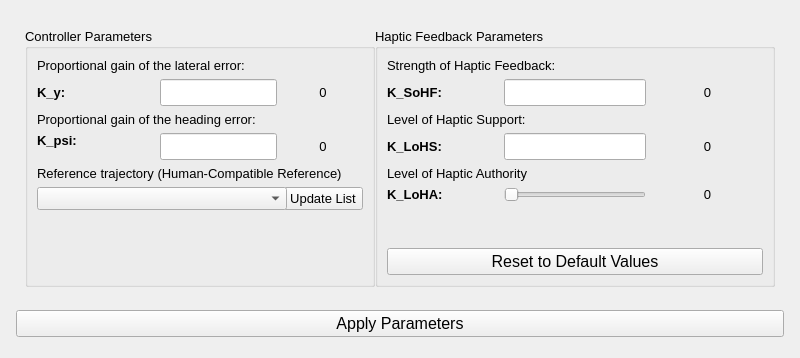
Before: the Qt Designer form modules/steeringwheelcontrol/action/swcontrollers/ui/fdca_tab.ui in tud-hri/joan, drawn with Qt 5.
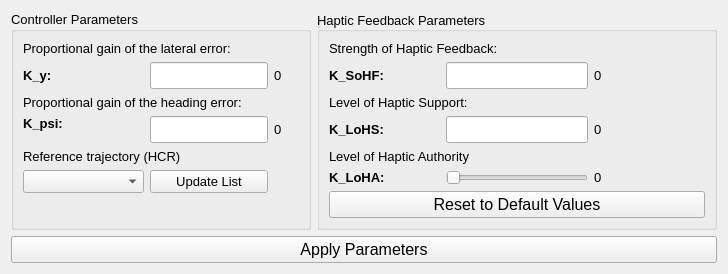
After: the same form once the commit is applied.

Diff of the .ui file:
```diff
--- a/modules/steeringwheelcontrol/action/swcontrollers/ui/fdca_tab.ui
+++ b/modules/steeringwheelcontrol/action/swcontrollers/ui/fdca_tab.ui
@@ -6,33 +6,51 @@
    <rect>
     <x>0</x>
     <y>0</y>
-    <width>800</width>
-    <height>358</height>
+    <width>724</width>
+    <height>272</height>
    </rect>
   </property>
   <property name="windowTitle">
    <string>Form</string>
   </property>
-  <layout class="QGridLayout" name="gridLayout_2">
-   <item row="1" column="1">
-    <widget class="QFrame" name="frame">
-     <property name="sizePolicy">
-      <sizepolicy hsizetype="Maximum" vsizetype="Preferred">
-       <horstretch>0</horstretch>
-       <verstretch>0</verstretch>
-      </sizepolicy>
-     </property>
      <layout class="QGridLayout" name="gridLayout">
-      <property name="sizeConstraint">
-       <enum>QLayout::SetFixedSize</enum>
-      </property>
-      <property name="spacing">
-       <number>0</number>
-      </property>
+   <item row="3" column="1" colspan="2">
+    <widget class="QPushButton" name="btn_apply">
+     <property name="sizePolicy">
+      <sizepolicy hsizetype="Preferred" vsizetype="Fixed">
+       <horstretch>0</horstretch>
+       <verstretch>0</verstretch>
+      </sizepolicy>
+     </property>
+     <property name="font">
+      <font>
+       <pointsize>12</pointsize>
+       <weight>50</weight>
+       <bold>false</bold>
+      </font>
+     </property>
+     <property name="styleSheet">
+      <string notr="true">QPushButton:pressed{ background-color: rgba(65, 155, 77, 204);}
+</string>
+     </property>
+     <property name="text">
+      <string>Apply Parameters</string>
+     </property>
+     <property name="autoDefault">
+      <bool>false</bool>
+     </property>
+     <property name="default">
+      <bool>false</bool>
+     </property>
+     <property name="flat">
+      <bool>false</bool>
+     </property>
+    </widget>
+   </item>
       <item row="0" column="2">
        <widget class="QGroupBox" name="groupHapticparam">
         <property name="sizePolicy">
-         <sizepolicy hsizetype="Minimum" vsizetype="Preferred">
+      <sizepolicy hsizetype="Preferred" vsizetype="Preferred">
           <horstretch>0</horstretch>
           <verstretch>0</verstretch>
          </sizepolicy>
@@ -45,7 +63,7 @@
         </property>
         <property name="maximumSize">
          <size>
-          <width>400</width>
+       <width>800</width>
           <height>16777215</height>
          </size>
         </property>
@@ -59,6 +77,9 @@
         <property name="title">
          <string>Haptic Feedback Parameters</string>
         </property>
+     <property name="alignment">
+      <set>Qt::AlignLeading|Qt::AlignLeft|Qt::AlignVCenter</set>
+     </property>
         <layout class="QGridLayout" name="gridLayout_6">
          <item row="0" column="0">
           <layout class="QGridLayout" name="gridLayout_5">
@@ -163,7 +184,7 @@
               <string>0</string>
              </property>
              <property name="alignment">
-              <set>Qt::AlignCenter</set>
+           <set>Qt::AlignLeading|Qt::AlignLeft|Qt::AlignVCenter</set>
              </property>
             </widget>
            </item>
@@ -223,7 +244,7 @@
               <string>0</string>
              </property>
              <property name="alignment">
-              <set>Qt::AlignCenter</set>
+           <set>Qt::AlignLeading|Qt::AlignLeft|Qt::AlignVCenter</set>
              </property>
             </widget>
            </item>
@@ -240,7 +261,7 @@
               <string>0</string>
              </property>
              <property name="alignment">
-              <set>Qt::AlignCenter</set>
+           <set>Qt::AlignLeading|Qt::AlignLeft|Qt::AlignVCenter</set>
              </property>
             </widget>
            </item>
@@ -274,23 +295,23 @@
         </layout>
        </widget>
       </item>
-      <item row="0" column="0">
+   <item row="0" column="1">
        <widget class="QGroupBox" name="groupControlparam">
         <property name="sizePolicy">
-         <sizepolicy hsizetype="Minimum" vsizetype="Preferred">
+      <sizepolicy hsizetype="Preferred" vsizetype="Preferred">
           <horstretch>0</horstretch>
           <verstretch>0</verstretch>
          </sizepolicy>
         </property>
         <property name="minimumSize">
          <size>
-          <width>350</width>
+       <width>300</width>
           <height>0</height>
          </size>
         </property>
         <property name="maximumSize">
          <size>
-          <width>301</width>
+       <width>8000</width>
           <height>16777215</height>
          </size>
         </property>
@@ -307,10 +328,115 @@
         <layout class="QGridLayout" name="gridLayout_4">
          <item row="0" column="1">
           <layout class="QGridLayout" name="gridLayout_3">
+        <item row="3" column="0" colspan="3">
+         <widget class="QLabel" name="lblKpsititle">
+          <property name="font">
+           <font>
+            <pointsize>10</pointsize>
+            <weight>50</weight>
+            <bold>false</bold>
+           </font>
+          </property>
+          <property name="text">
+           <string>Proportional gain of the heading error:</string>
+          </property>
+         </widget>
+        </item>
+        <item row="2" column="2">
+         <widget class="QLabel" name="lbl_k_y">
+          <property name="sizePolicy">
+           <sizepolicy hsizetype="Preferred" vsizetype="Preferred">
+            <horstretch>0</horstretch>
+            <verstretch>0</verstretch>
+           </sizepolicy>
+          </property>
+          <property name="minimumSize">
+           <size>
+            <width>0</width>
+            <height>0</height>
+           </size>
+          </property>
+          <property name="font">
+           <font>
+            <pointsize>10</pointsize>
+            <weight>50</weight>
+            <bold>false</bold>
+           </font>
+          </property>
+          <property name="text">
+           <string>0</string>
+          </property>
+          <property name="alignment">
+           <set>Qt::AlignLeading|Qt::AlignLeft|Qt::AlignVCenter</set>
+          </property>
+         </widget>
+        </item>
+        <item row="4" column="2">
+         <widget class="QLabel" name="lbl_k_psi">
+          <property name="sizePolicy">
+           <sizepolicy hsizetype="Minimum" vsizetype="Preferred">
+            <horstretch>0</horstretch>
+            <verstretch>0</verstretch>
+           </sizepolicy>
+          </property>
+          <property name="font">
+           <font>
+            <pointsize>10</pointsize>
+            <weight>50</weight>
+            <bold>false</bold>
+           </font>
+          </property>
+          <property name="text">
+           <string>0</string>
+          </property>
+          <property name="alignment">
+           <set>Qt::AlignLeading|Qt::AlignLeft|Qt::AlignVCenter</set>
+          </property>
+         </widget>
+        </item>
+        <item row="0" column="0" colspan="3">
+         <widget class="QLabel" name="lblKytitle">
+          <property name="font">
+           <font>
+            <pointsize>10</pointsize>
+            <weight>50</weight>
+            <bold>false</bold>
+           </font>
+          </property>
+          <property name="text">
+           <string>Proportional gain of the lateral error:</string>
+          </property>
+          <property name="alignment">
+           <set>Qt::AlignLeading|Qt::AlignLeft|Qt::AlignTop</set>
+          </property>
+         </widget>
+        </item>
+        <item row="6" column="0">
+         <widget class="QComboBox" name="cmbbox_hcr_selection">
+          <property name="sizePolicy">
+           <sizepolicy hsizetype="Preferred" vsizetype="Fixed">
+            <horstretch>0</horstretch>
+            <verstretch>0</verstretch>
+           </sizepolicy>
+          </property>
+          <property name="minimumSize">
+           <size>
+            <width>0</width>
+            <height>0</height>
+           </size>
+          </property>
+          <property name="font">
+           <font>
+            <weight>50</weight>
+            <bold>false</bold>
+           </font>
+          </property>
+         </widget>
+        </item>
            <item row="4" column="1">
             <widget class="QLineEdit" name="edit_k_psi">
              <property name="sizePolicy">
-              <sizepolicy hsizetype="Minimum" vsizetype="Fixed">
+           <sizepolicy hsizetype="Preferred" vsizetype="Fixed">
                <horstretch>0</horstretch>
                <verstretch>0</verstretch>
               </sizepolicy>
@@ -322,8 +448,38 @@
              </property>
             </widget>
            </item>
+        <item row="6" column="1">
+         <widget class="QPushButton" name="btn_update_hcr_list">
+          <property name="sizePolicy">
+           <sizepolicy hsizetype="Preferred" vsizetype="Fixed">
+            <horstretch>0</horstretch>
+            <verstretch>0</verstretch>
+           </sizepolicy>
+          </property>
+          <property name="font">
+           <font>
+            <pointsize>10</pointsize>
+           </font>
+          </property>
+          <property name="text">
+           <string>Update List</string>
+          </property>
+         </widget>
+        </item>
            <item row="4" column="0">
             <widget class="QLabel" name="lblKpsi">
+          <property name="minimumSize">
+           <size>
+            <width>121</width>
+            <height>0</height>
+           </size>
+          </property>
+          <property name="maximumSize">
+           <size>
+            <width>10000</width>
+            <height>16777215</height>
+           </size>
+          </property>
              <property name="font">
               <font>
                <pointsize>10</pointsize>
@@ -339,17 +495,23 @@
              </property>
             </widget>
            </item>
-           <item row="2" column="0">
-            <widget class="QLabel" name="lblKy">
+        <item row="5" column="0" colspan="3">
+         <widget class="QLabel" name="lblHcrtitle">
+          <property name="sizePolicy">
+           <sizepolicy hsizetype="Fixed" vsizetype="Preferred">
+            <horstretch>0</horstretch>
+            <verstretch>0</verstretch>
+           </sizepolicy>
+          </property>
              <property name="font">
               <font>
                <pointsize>10</pointsize>
-               <weight>75</weight>
-               <bold>true</bold>
+            <weight>50</weight>
+            <bold>false</bold>
               </font>
              </property>
              <property name="text">
-              <string>K_y:</string>
+           <string>Reference trajectory (HCR)</string>
              </property>
             </widget>
            </item>
@@ -366,10 +528,42 @@
              </property>
             </spacer>
            </item>
+        <item row="2" column="0">
+         <widget class="QLabel" name="lblKy">
+          <property name="sizePolicy">
+           <sizepolicy hsizetype="Minimum" vsizetype="Preferred">
+            <horstretch>0</horstretch>
+            <verstretch>0</verstretch>
+           </sizepolicy>
+          </property>
+          <property name="minimumSize">
+           <size>
+            <width>121</width>
+            <height>0</height>
+           </size>
+          </property>
+          <property name="maximumSize">
+           <size>
+            <width>16777215</width>
+            <height>16777215</height>
+           </size>
+          </property>
+          <property name="font">
+           <font>
+            <pointsize>10</pointsize>
+            <weight>75</weight>
+            <bold>true</bold>
+           </font>
+          </property>
+          <property name="text">
+           <string>K_y:</string>
+          </property>
+         </widget>
+        </item>
            <item row="2" column="1">
             <widget class="QLineEdit" name="edit_k_y">
              <property name="sizePolicy">
-              <sizepolicy hsizetype="Minimum" vsizetype="Fixed">
+           <sizepolicy hsizetype="Preferred" vsizetype="Fixed">
                <horstretch>0</horstretch>
                <verstretch>0</verstretch>
               </sizepolicy>
@@ -384,164 +578,22 @@
              </property>
             </widget>
            </item>
-           <item row="5" column="0" colspan="3">
-            <widget class="QLabel" name="lblHcrtitle">
-             <property name="font">
-              <font>
-               <pointsize>10</pointsize>
-               <weight>50</weight>
-               <bold>false</bold>
-              </font>
-             </property>
-             <property name="text">
-              <string>Reference trajectory (Human-Compatible Reference)</string>
-             </property>
-            </widget>
-           </item>
-           <item row="0" column="0" colspan="3">
-            <widget class="QLabel" name="lblKytitle">
-             <property name="font">
-              <font>
-               <pointsize>10</pointsize>
-               <weight>50</weight>
-               <bold>false</bold>
-              </font>
-             </property>
-             <property name="text">
-              <string>Proportional gain of the lateral error:</string>
-             </property>
-             <property name="alignment">
-              <set>Qt::AlignLeading|Qt::AlignLeft|Qt::AlignTop</set>
-             </property>
-            </widget>
-           </item>
-           <item row="3" column="0" colspan="3">
-            <widget class="QLabel" name="lblKpsititle">
-             <property name="font">
-              <font>
-               <pointsize>10</pointsize>
-               <weight>50</weight>
-               <bold>false</bold>
-              </font>
-             </property>
-             <property name="text">
-              <string>Proportional gain of the heading error:</string>
-             </property>
-            </widget>
-           </item>
-           <item row="4" column="2">
-            <widget class="QLabel" name="lbl_k_psi">
-             <property name="font">
-              <font>
-               <pointsize>10</pointsize>
-               <weight>50</weight>
-               <bold>false</bold>
-              </font>
-             </property>
-             <property name="text">
-              <string>0</string>
-             </property>
-             <property name="alignment">
-              <set>Qt::AlignCenter</set>
-             </property>
-            </widget>
-           </item>
-           <item row="2" column="2">
-            <widget class="QLabel" name="lbl_k_y">
-             <property name="font">
-              <font>
-               <pointsize>10</pointsize>
-               <weight>50</weight>
-               <bold>false</bold>
-              </font>
-             </property>
-             <property name="text">
-              <string>0</string>
-             </property>
-             <property name="alignment">
-              <set>Qt::AlignCenter</set>
-             </property>
-            </widget>
-           </item>
-           <item row="6" column="2">
-            <widget class="QPushButton" name="btn_update_hcr_list">
-             <property name="sizePolicy">
-              <sizepolicy hsizetype="Fixed" vsizetype="Fixed">
-               <horstretch>0</horstretch>
-               <verstretch>0</verstretch>
-              </sizepolicy>
-             </property>
-             <property name="font">
-              <font>
-               <pointsize>10</pointsize>
-              </font>
-             </property>
-             <property name="text">
-              <string>Update List</string>
-             </property>
-            </widget>
-           </item>
-           <item row="6" column="0">
-            <widget class="QComboBox" name="cmbbox_hcr_selection">
-             <property name="sizePolicy">
-              <sizepolicy hsizetype="Fixed" vsizetype="Fixed">
-               <horstretch>0</horstretch>
-               <verstretch>0</verstretch>
-              </sizepolicy>
-             </property>
-             <property name="minimumSize">
+        <item row="4" column="3">
+         <spacer name="horizontalSpacer">
+          <property name="orientation">
+           <enum>Qt::Horizontal</enum>
+          </property>
+          <property name="sizeHint" stdset="0">
               <size>
-               <width>250</width>
-               <height>0</height>
-              </size>
-             </property>
-             <property name="font">
-              <font>
-               <weight>50</weight>
-               <bold>false</bold>
-              </font>
-             </property>
-            </widget>
+            <width>40</width>
+            <height>20</height>
+           </size>
+          </property>
+         </spacer>
            </item>
           </layout>
          </item>
         </layout>
-       </widget>
-      </item>
-     </layout>
-    </widget>
-   </item>
-   <item row="2" column="1">
-    <widget class="QPushButton" name="btn_apply">
-     <property name="sizePolicy">
-      <sizepolicy hsizetype="Preferred" vsizetype="Fixed">
-       <horstretch>0</horstretch>
-       <verstretch>0</verstretch>
-      </sizepolicy>
-     </property>
-     <property name="font">
-      <font>
-       <pointsize>12</pointsize>
-       <weight>50</weight>
-       <bold>false</bold>
-      </font>
-     </property>
-     <property name="styleSheet">
-      <string notr="true">QPushButton:pressed{ background-color: rgba(65, 155, 77, 204);}
-</string>
-     </property>
-     <property name="text">
-      <string>Apply Parameters</string>
-     </property>
-     <property name="autoDefault">
-      <bool>false</bool>
-     </property>
-     <property name="default">
-      <bool>false</bool>
-     </property>
-     <property name="flat">
-      <bool>false</bool>
-     </property>
     </widget>
    </item>
   </layout>
```
Lines whose indentation alone changed are shown as unchanged.
